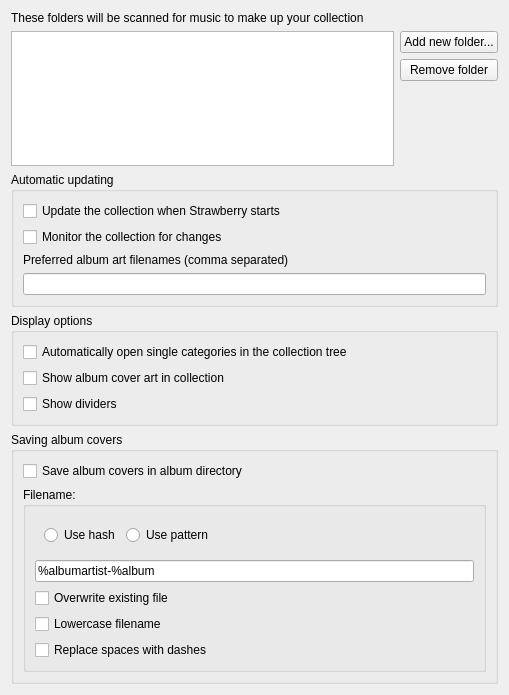
This is src/settings/collectionsettingspage.ui in strawberrymusicplayer/strawberry as Qt 5 draws it before an edit. The edited form follows.
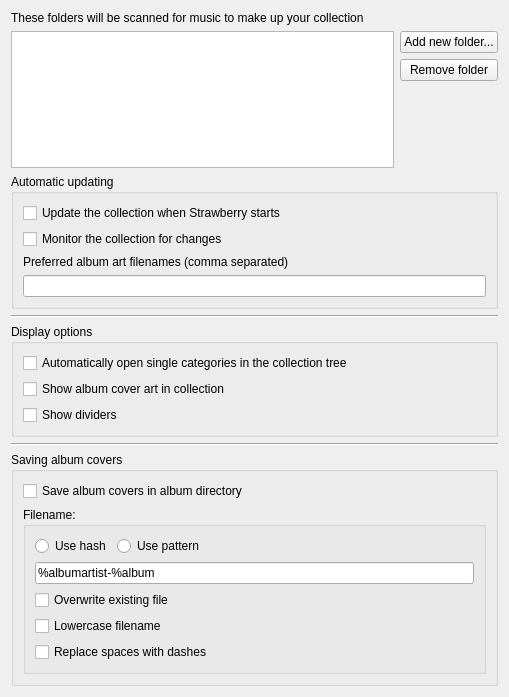
This is the edited form.

Commit message: Add lines to settings

Patch:
```diff
--- a/src/settings/collectionsettingspage.ui
+++ b/src/settings/collectionsettingspage.ui
@@ -7,7 +7,7 @@
     <x>0</x>
     <y>0</y>
     <width>509</width>
-    <height>695</height>
+    <height>697</height>
    </rect>
   </property>
   <property name="windowTitle">
@@ -110,6 +110,13 @@
      </layout>
     </widget>
    </item>
+   <item>
+    <widget class="Line" name="line_1">
+     <property name="orientation">
+      <enum>Qt::Horizontal</enum>
+     </property>
+    </widget>
+   </item>
    <item>
     <widget class="QGroupBox" name="groupbox_display">
      <property name="title">
@@ -140,6 +147,13 @@
      </layout>
     </widget>
    </item>
+   <item>
+    <widget class="Line" name="line_2">
+     <property name="orientation">
+      <enum>Qt::Horizontal</enum>
+     </property>
+    </widget>
+   </item>
    <item>
     <widget class="QGroupBox" name="groupbox_albumcovers">
      <property name="title">
@@ -160,8 +174,20 @@
         </property>
         <layout class="QVBoxLayout" name="verticalLayout_6">
          <item>
-          <widget class="QWidget" name="groupbox_buttons" native="true">
-           <layout class="QHBoxLayout" name="horizontalLayout_3">
+          <widget class="QWidget" name="groupbox_cover_type" native="true">
+           <layout class="QHBoxLayout" name="layout_cover_type">
+            <property name="leftMargin">
+             <number>0</number>
+            </property>
+            <property name="topMargin">
+             <number>0</number>
+            </property>
+            <property name="rightMargin">
+             <number>0</number>
+            </property>
+            <property name="bottomMargin">
+             <number>0</number>
+            </property>
             <item>
              <widget class="QRadioButton" name="radiobutton_cover_hash">
               <property name="text">
```
Left out of the diff: 10 changed lines with no effect on the pictures. The commit also changes 10 other files.
